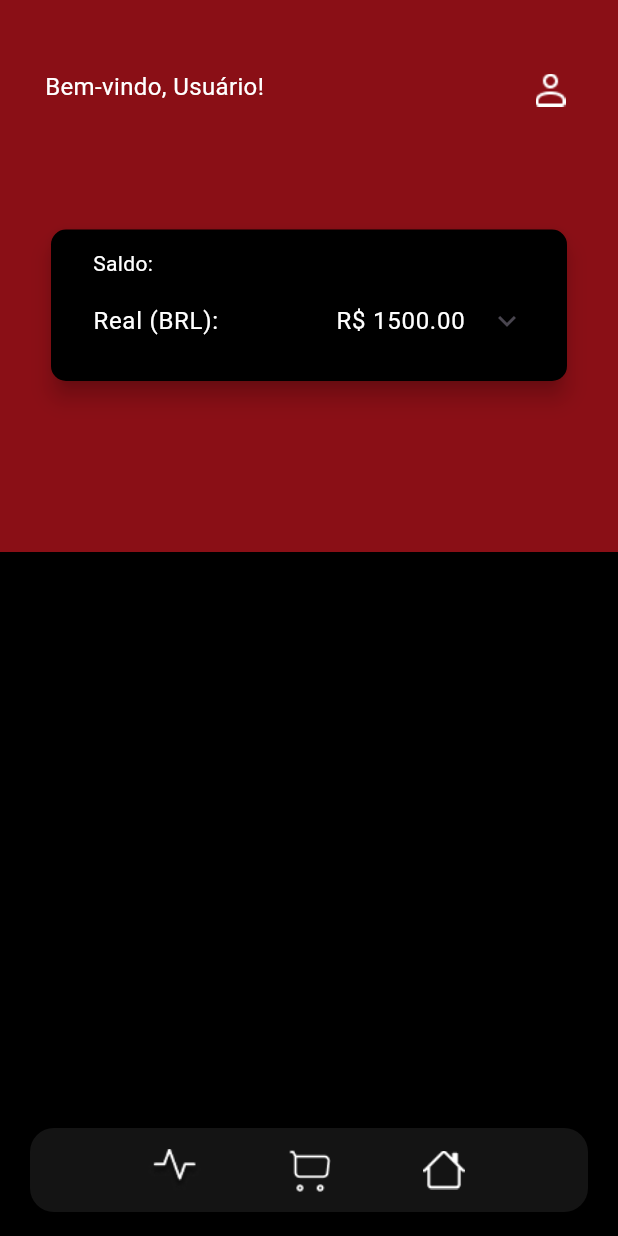
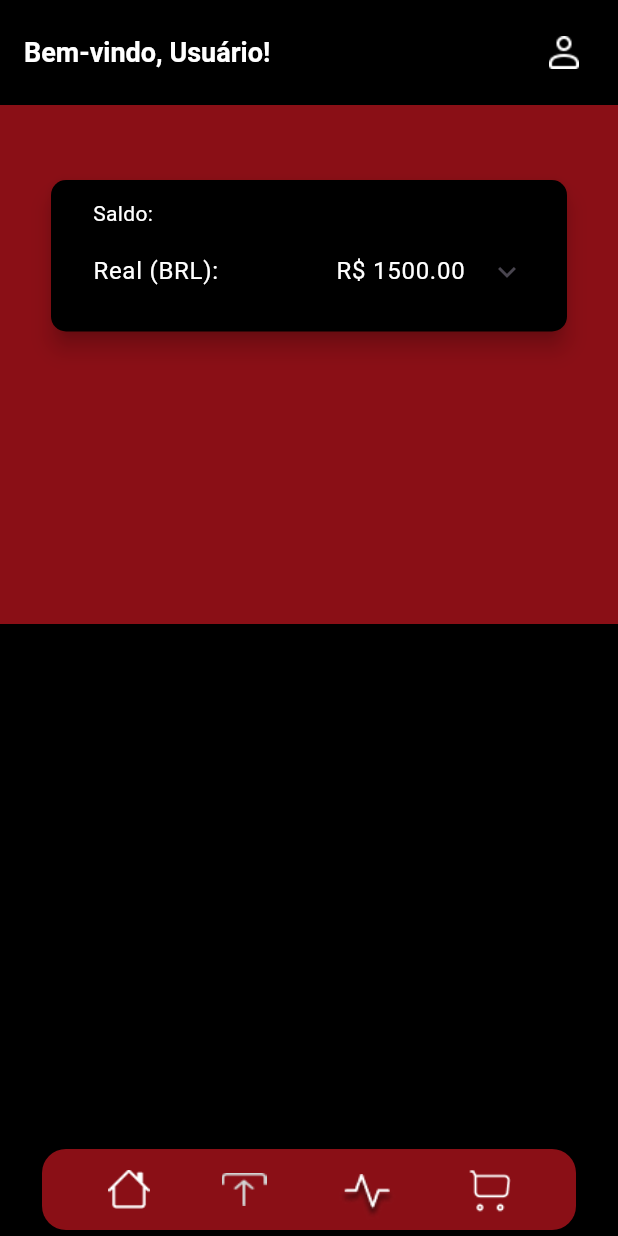
Before and after one commit to D-camara/Banco-digital, a Flutter app: the PrincipalScreen screen opened by its route, on a phone screen of 412 x 824 dp. Run offline on Flutter 3.47's test engine with Material 3 defaults, Android fonts, the phone set to English and light mode, and no system bars; our stand-ins replace share_plus.

Commit message:
feat: adicionei e alinhei os icones embaixo

```diff
--- a/lib/main.dart
+++ b/lib/main.dart
@@ -9,7 +9,7 @@ void main() {
 }
 
 class BancoDigitalApp extends StatelessWidget {
-  const BancoDigitalApp({Key? key}) : super(key: key);
+  const BancoDigitalApp({super.key});
 
   @override
   Widget build(BuildContext context) {
@@ -24,18 +24,20 @@ class BancoDigitalApp extends StatelessWidget {
         if (settings.name == '/cotacao') {
           final args = settings.arguments as Map<String, dynamic>? ?? {};
           return MaterialPageRoute(
-            builder: (context) => CotacaoScreen(
-              saldoBRL: args['saldoBRL'] ?? 1500.0,
-              saldoUSD: args['saldoUSD'] ?? 200.0,
-              saldoEUR: args['saldoEUR'] ?? 100.0,
-              saldoBTC: args['saldoBTC'] ?? 1.0, // Saldo inicial de 1 BTC
-            ),
+            builder:
+                (context) => CotacaoScreen(
+                  saldoBRL: args['saldoBRL'] ?? 1500.0,
+                  saldoUSD: args['saldoUSD'] ?? 200.0,
+                  saldoEUR: args['saldoEUR'] ?? 100.0,
+                  saldoBTC: args['saldoBTC'] ?? 1.0, // Saldo inicial de 1 BTC
+                ),
           );
         }
         if (settings.name == '/transferencia') {
           final args = settings.arguments as Map<String, dynamic>? ?? {};
           return MaterialPageRoute(
-              builder: (context) => TransferenciaScreen(args: args));
+            builder: (context) => TransferenciaScreen(args: args),
+          );
         }
         return null;
       },
--- a/lib/screens/principal.dart
+++ b/lib/screens/principal.dart
@@ -99,13 +99,27 @@ class _PrincipalScreenState extends State<PrincipalScreen> {
 
   @override
   Widget build(BuildContext context) {
-    final ButtonStyle botaoPreto = ElevatedButton.styleFrom(
-      backgroundColor: const Color(0xFF8A0F16),
-      foregroundColor: Colors.white,
-      textStyle: const TextStyle(fontWeight: FontWeight.bold, fontSize: 16),
-    );
-
     return Scaffold(
+      appBar: AppBar(
+        backgroundColor: Colors.black,
+        elevation: 0,
+        toolbarHeight: 70,
+        title: Text(
+          'Bem-vindo, $nome!',
+          style: const TextStyle(
+            fontSize: 18,
+            color: Colors.white,
+            fontWeight: FontWeight.bold,
+          ),
+        ),
+        automaticallyImplyLeading: false,
+        actions: [
+          Padding(
+            padding: const EdgeInsets.only(right: 16.0),
+            child: Image.asset("assets/icon.png", height: 40, width: 40),
+          ),
+        ],
+      ),
       body: Column(
         children: [
           Expanded(
@@ -124,16 +138,7 @@ class _PrincipalScreenState extends State<PrincipalScreen> {
                         children: [
                           const SizedBox(height: 46),
                           const SizedBox(height: 0),
-                          // Texto fora do Card
-                          Text(
-                            'Bem-vindo, $nome!',
-                            style: const TextStyle(
-                              fontSize: 16,
-                              color: Colors.white,
-                            ),
-                            textAlign: TextAlign.left,
-                          ),
-                          const SizedBox(height: 80),
+                          const SizedBox(height: 0),
                           Card(
                             color: const Color.fromARGB(255, 0, 0, 0),
                             elevation: 6,
@@ -154,10 +159,7 @@ class _PrincipalScreenState extends State<PrincipalScreen> {
                                       mainAxisAlignment:
                                           MainAxisAlignment.spaceBetween,
                                       children: [
-                                        const Text(
-                                          'Real (BRL):',
-                                          style: whiteText,
-                                        ),
+                                        Text('Real (BRL):', style: whiteText),
                                         Text(
                                           'R\$ ${saldoBRL.toStringAsFixed(2)}',
                                           style: whiteText,
@@ -198,16 +200,7 @@ class _PrincipalScreenState extends State<PrincipalScreen> {
                           ),
                         ],
                       ),
-                      // Imagem sobreposta no canto superior direito
-                      Positioned(
-                        top: 0,
-                        right: 0,
-                        child: Image.asset(
-                          "assets/icon.png",
-                          height: 120,
-                          width: 30,
-                        ),
-                      ),
+                      // Removido o Positioned com a imagem sobreposta
                     ],
                   ),
                 ),
@@ -220,34 +213,40 @@ class _PrincipalScreenState extends State<PrincipalScreen> {
       ),
       bottomNavigationBar: Container(
         color: const Color.fromARGB(255, 0, 0, 0),
-        padding: const EdgeInsets.symmetric(horizontal: 16, vertical: 12),
+        padding: const EdgeInsets.symmetric(horizontal: 24, vertical: 0),
         child: Card(
-          color: Colors.white.withOpacity(0.08),
+          color: const Color(0xFF8A0F16),
           elevation: 4,
           shape: RoundedRectangleBorder(
             borderRadius: BorderRadius.circular(16),
           ),
           child: Padding(
-            padding: const EdgeInsets.symmetric(horizontal: 24, vertical: 8),
+            padding: const EdgeInsets.symmetric(horizontal: 40, vertical: 4),
             child: Row(
-              mainAxisAlignment: MainAxisAlignment.spaceEvenly,
+              mainAxisAlignment:
+                  MainAxisAlignment.spaceBetween, // Alinha uniformemente
               children: [
-                // Botão de Cotação com imagem
+                Image.asset('assets/home.png', height: 26, width: 36),
                 GestureDetector(
-                  onTap: _abrirCotacao,
+                  onTap: _abrirTransferencia,
                   child: Image.asset(
-                    'assets/cotacao.png',
+                    'assets/transf.png',
                     height: 36,
                     width: 36,
                   ),
                 ),
-                // Botão de Transferência com imagem
                 GestureDetector(
-                  onTap: _abrirTransferencia,
-                  child: Image.asset('assets/cart.png', height: 40, width: 36),
+                  onTap: _abrirCotacao,
+                  child: Padding(
+                    padding: const EdgeInsets.only(top: 10),
+                    child: Image.asset(
+                      'assets/cotacao.png',
+                      height: 36,
+                      width: 46,
+                    ),
+                  ),
                 ),
-                // Nova imagem adicionada
-                Image.asset('assets/home.png', height: 26, width: 36),
+                Image.asset('assets/cart.png', height: 36, width: 36),
               ],
             ),
           ),
```
